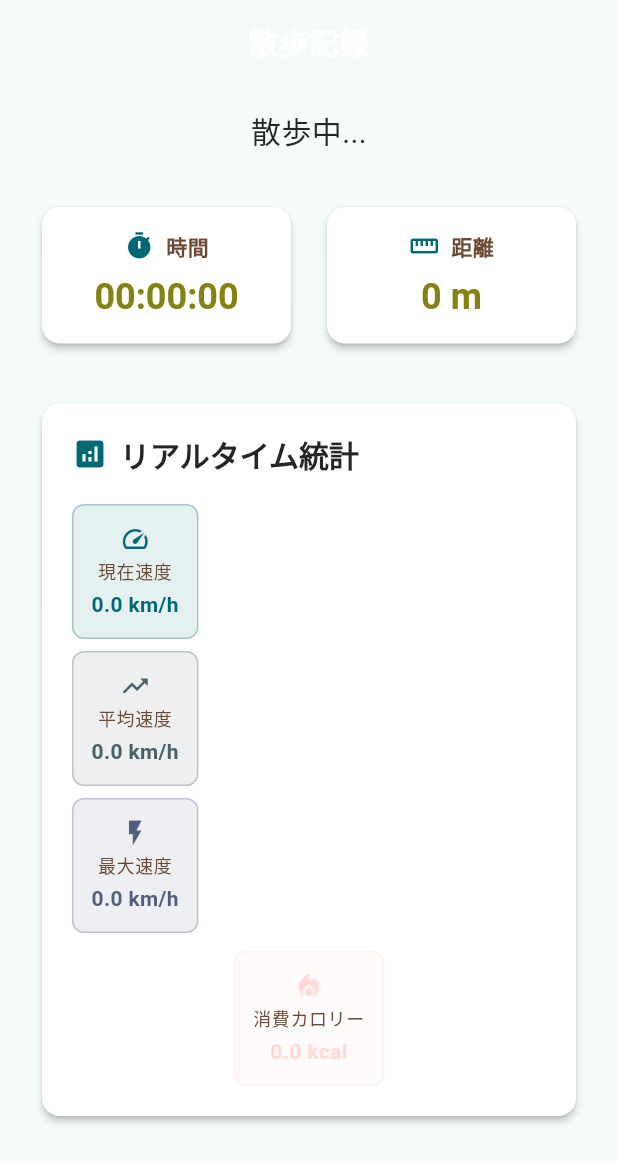
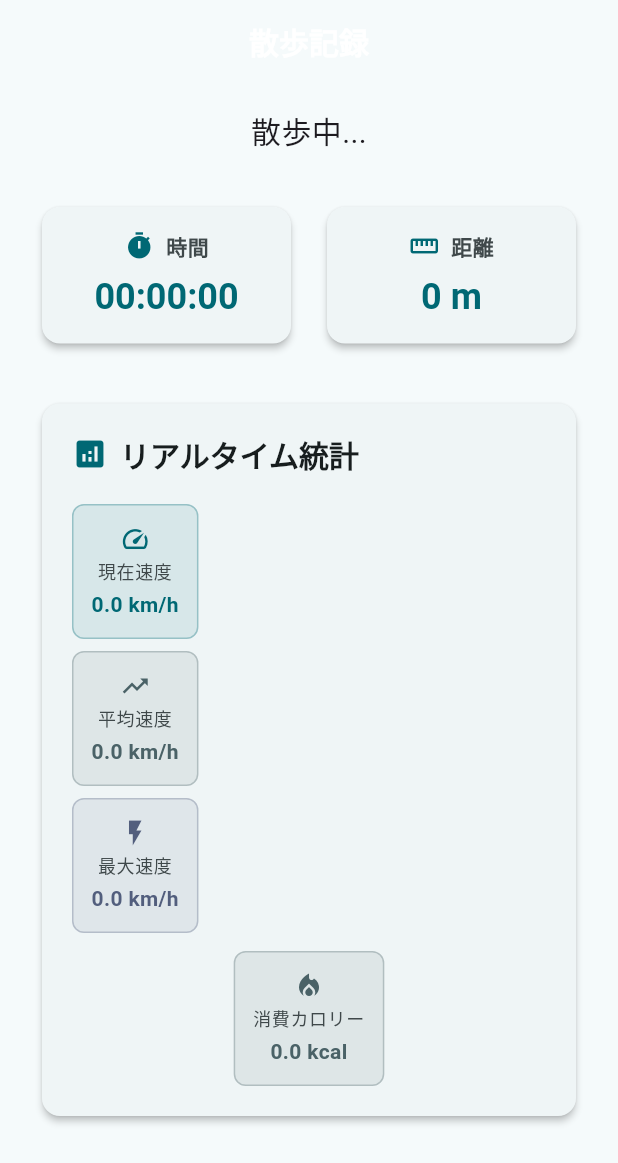
Before and after one commit to shibatawa/sanpo_app, a Flutter app: the screen it shows after launch, after a tap on "散歩開始", on a phone screen of 412 x 824 dp. Shown: the top 1163 px of the screen. Run offline on Flutter 3.47's test engine with Material 3 defaults, Android fonts, the phone set to English and light mode, and no system bars; our stand-ins replace cloud_firestore, firebase_core, flutter_map, geolocator, latlong2; accounts and stored records are empty; Roboto replaces fonts that are missing (Hiragino Sans).

Commit message:
feat: モノトーンカラーリングに変更
- 黄土色の固定カラーを削除
- Material 3のカラースキームを全体に適用
- テキスト、アイコン、マーカーをモノトーンベースに統一

🤖 Generated with [Claude Code](https://claude.ai/code)

Co-Authored-By: Claude <noreply@anthropic.com>

```diff
--- a/lib/main.dart
+++ b/lib/main.dart
@@ -38,36 +38,36 @@ class MyApp extends StatelessWidget {
           brightness: Brightness.light,
         ),
         fontFamily: 'Hiragino Sans',
-        textTheme: const TextTheme(
+        textTheme: TextTheme(
           headlineLarge: TextStyle(
             fontSize: 32,
             fontWeight: FontWeight.w600,
-            color: Color(0xFF252525),
+            color: Theme.of(context).colorScheme.onSurface,
           ),
           headlineMedium: TextStyle(
             fontSize: 24,
             fontWeight: FontWeight.w500,
-            color: Color(0xFF252525),
+            color: Theme.of(context).colorScheme.onSurface,
           ),
           headlineSmall: TextStyle(
             fontSize: 20,
             fontWeight: FontWeight.w500,
-            color: Color(0xFF252525),
+            color: Theme.of(context).colorScheme.onSurface,
           ),
           bodyLarge: TextStyle(
             fontSize: 16,
             fontWeight: FontWeight.w400,
-            color: Color(0xFF252525),
+            color: Theme.of(context).colorScheme.onSurface,
           ),
           bodyMedium: TextStyle(
             fontSize: 14,
             fontWeight: FontWeight.w400,
-            color: Color(0xFF252525),
+            color: Theme.of(context).colorScheme.onSurface,
           ),
           labelLarge: TextStyle(
             fontSize: 16,
             fontWeight: FontWeight.w500,
-            color: Color(0xFF252525),
+            color: Theme.of(context).colorScheme.onSurface,
           ),
         ),
         elevatedButtonTheme: ElevatedButtonThemeData(
@@ -82,10 +82,9 @@ class MyApp extends StatelessWidget {
             ),
           ),
         ),
-        cardTheme: const CardThemeData(
-          color: Colors.white,
+        cardTheme: CardThemeData(
           elevation: 2,
-          shape: RoundedRectangleBorder(
+          shape: const RoundedRectangleBorder(
             borderRadius: BorderRadius.all(Radius.circular(12)),
           ),
         ),
@@ -456,7 +455,7 @@ class _WalkHomePageState extends State<WalkHomePage> {
           Text(
             label,
             style: Theme.of(context).textTheme.bodySmall?.copyWith(
-              color: const Color(0xFF694834),
+              color: Theme.of(context).colorScheme.onSurfaceVariant,
               fontWeight: FontWeight.w500,
             ),
             textAlign: TextAlign.center,
@@ -516,7 +515,7 @@ class _WalkHomePageState extends State<WalkHomePage> {
                                 '時間',
                                 style: Theme.of(context).textTheme.bodyMedium?.copyWith(
                                   fontWeight: FontWeight.w600,
-                                  color: const Color(0xFF694834),
+                                  color: Theme.of(context).colorScheme.onSurfaceVariant,
                                 ),
                               ),
                             ],
@@ -525,7 +524,7 @@ class _WalkHomePageState extends State<WalkHomePage> {
                           Text(
                             _elapsedTime,
                             style: Theme.of(context).textTheme.headlineMedium?.copyWith(
-                              color: const Color(0xFF838213),
+                              color: Theme.of(context).colorScheme.primary,
                               fontWeight: FontWeight.w600,
                             ),
                           ),
@@ -551,7 +550,7 @@ class _WalkHomePageState extends State<WalkHomePage> {
                                 '距離',
                                 style: Theme.of(context).textTheme.bodyMedium?.copyWith(
                                   fontWeight: FontWeight.w600,
-                                  color: const Color(0xFF694834),
+                                  color: Theme.of(context).colorScheme.onSurfaceVariant,
                                 ),
                               ),
                             ],
@@ -560,7 +559,7 @@ class _WalkHomePageState extends State<WalkHomePage> {
                           Text(
                             '${_totalDistance.toStringAsFixed(0)} m',
                             style: Theme.of(context).textTheme.headlineMedium?.copyWith(
-                              color: const Color(0xFF838213),
+                              color: Theme.of(context).colorScheme.primary,
                               fontWeight: FontWeight.w600,
                             ),
                           ),
@@ -589,7 +588,7 @@ class _WalkHomePageState extends State<WalkHomePage> {
                           Text(
                             'リアルタイム統計',
                             style: Theme.of(context).textTheme.headlineSmall?.copyWith(
-                              color: const Color(0xFF252525),
+                              color: Theme.of(context).colorScheme.onSurface,
                               fontWeight: FontWeight.w600,
                             ),
                           ),
@@ -672,7 +671,7 @@ class _WalkHomePageState extends State<WalkHomePage> {
                           Icons.local_fire_department,
                           '消費カロリー',
                           '${_estimatedCalories.toStringAsFixed(1)} kcal',
-                          Theme.of(context).colorScheme.errorContainer,
+                          Theme.of(context).colorScheme.secondary,
                         ),
                       ),
                     ],
```
Also changed, not shown: lib/walk_detail_page.dart (+33 -11 lines), lib/walk_history_page.dart (+55 -11 lines), .claude/settings.local.json, 3 other files.
